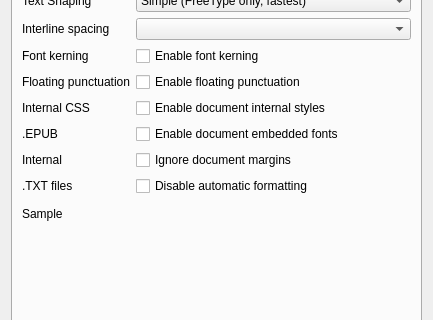
This is src/settings.ui in CrazyCoder/crqt-ng as Qt 5 draws it before an edit; both pictures show x 0 to 433 and y 444 to 764 of the 433 by 878 pixel window. The edited form follows.
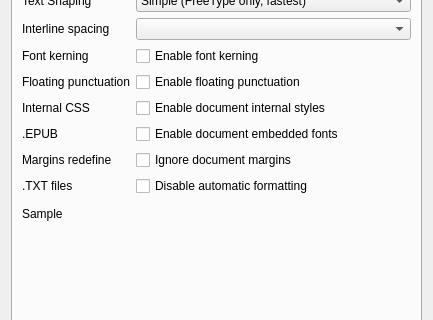
This is the edited form. Icons and pictures are not drawn. Custom widgets are drawn as their Qt base class.

```diff
--- a/src/settings.ui
+++ b/src/settings.ui
@@ -1670,7 +1670,7 @@
          <item row="20" column="0">
           <widget class="QLabel" name="label_49">
            <property name="text">
-            <string>Internal</string>
+            <string>Margins redefine</string>
            </property>
           </widget>
          </item>
```
Left out of the diff: 4 changed lines with no effect on the pictures.
